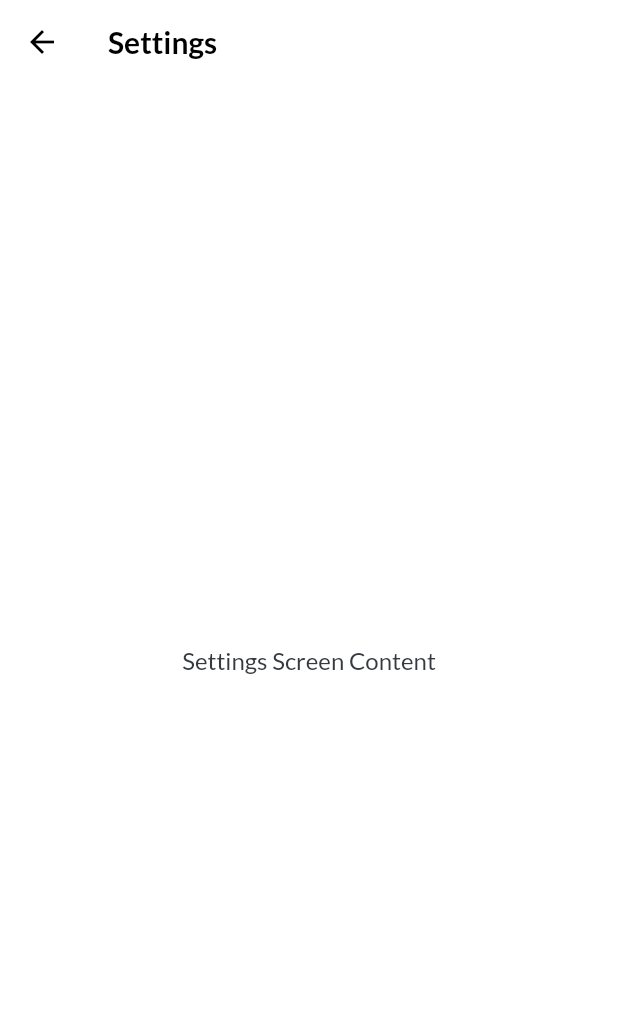
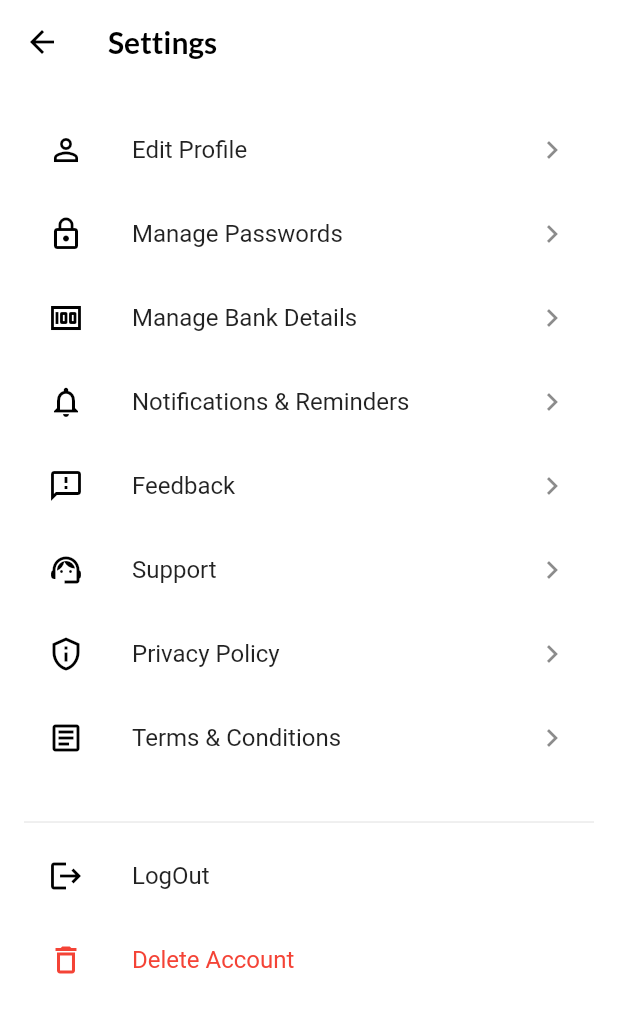
Before and after one commit to Omozuas/sharepact, a Flutter app: the SettingsScreen screen opened directly, on a phone screen of 412 x 824 dp. Shown: the top 1013 px of the screen. Run offline on Flutter 3.47's test engine with Material 3 defaults, Android fonts, the phone set to English and light mode, and no system bars; our stand-ins replace firebase_core, google_fonts, heroicons_flutter, smooth_page_indicator; accounts and stored records are empty.

Commit message:
settings

```diff
--- a/lib/settings.dart
+++ b/lib/settings.dart
@@ -1,16 +1,107 @@
 import 'package:flutter/material.dart';
-
 
 class SettingsScreen extends StatelessWidget {
   @override
   Widget build(BuildContext context) {
     return Scaffold(
       appBar: AppBar(
-        title: const Text('Settings'),
+        title: Text('Settings'),
       ),
-      body: const Center(
-        child: Text('Settings Screen Content'),
+      body: ListView(
+        padding: const EdgeInsets.all(16.0),
+        children: [
+          SettingsTile(
+            icon: Icons.person_outline,
+            title: 'Edit Profile',
+            onTap: () {
+              // Handle Edit Profile action
+            },
+          ),
+          SettingsTile(
+            icon: Icons.lock_outline,
+            title: 'Manage Passwords',
+            onTap: () {
+              // Handle Manage Passwords action
+            },
+          ),
+           SettingsTile(
+            icon: Icons.money,
+            title: 'Manage Bank Details',
+            onTap: () {
+              // Handle Manage Passwords action
+            },
+          ),
+          SettingsTile(
+            icon: Icons.notifications_outlined,
+            title: 'Notifications & Reminders',
+            onTap: () {
+              // Handle Notifications & Reminders action
+            },
+          ),
+          SettingsTile(
+            icon: Icons.feedback_outlined,
+            title: 'Feedback',
+            onTap: () {
+              // Handle Feedback action
+            },
+          ),
+          SettingsTile(
+            icon: Icons.support_agent_outlined,
+            title: 'Support',
+            onTap: () {
+              // Handle Support action
+            },
+          ),
+          SettingsTile(
+            icon: Icons.privacy_tip_outlined,
+            title: 'Privacy Policy',
+            onTap: () {
+              // Handle Privacy Policy action
+            },
+          ),
+          SettingsTile(
+            icon: Icons.article_outlined,
+            title: 'Terms & Conditions',
+            onTap: () {
+              // Handle Terms & Conditions action
+            },
+          ),
+          SizedBox(height: 20.0),
+          Divider(),
+          ListTile(
+            leading: Icon(Icons.logout, color: Colors.black),
+            title: Text('LogOut'),
+            onTap: () {
+              // Handle Logout action
+            },
+          ),
+          ListTile(
+            leading: Icon(Icons.delete_outline, color: Colors.red),
+            title: Text('Delete Account', style: TextStyle(color: Colors.red)),
+            onTap: () {
+              // Handle Delete Account action
+            },
+          ),
+        ],
       ),
     );
   }
 }
+
+class SettingsTile extends StatelessWidget {
+  final IconData icon;
+  final String title;
+  final VoidCallback onTap;
+
+  SettingsTile({required this.icon, required this.title, required this.onTap});
+
+  @override
+  Widget build(BuildContext context) {
+    return ListTile(
+      leading: Icon(icon, color: Colors.black),
+      title: Text(title),
+      trailing: Icon(Icons.chevron_right),
+      onTap: onTap,
+    );
+  }
+}
```
Also changed, not shown: lib/browse.dart (deleted, +0 -16 lines), lib/netflix_details.dart (+40 -8 lines).
